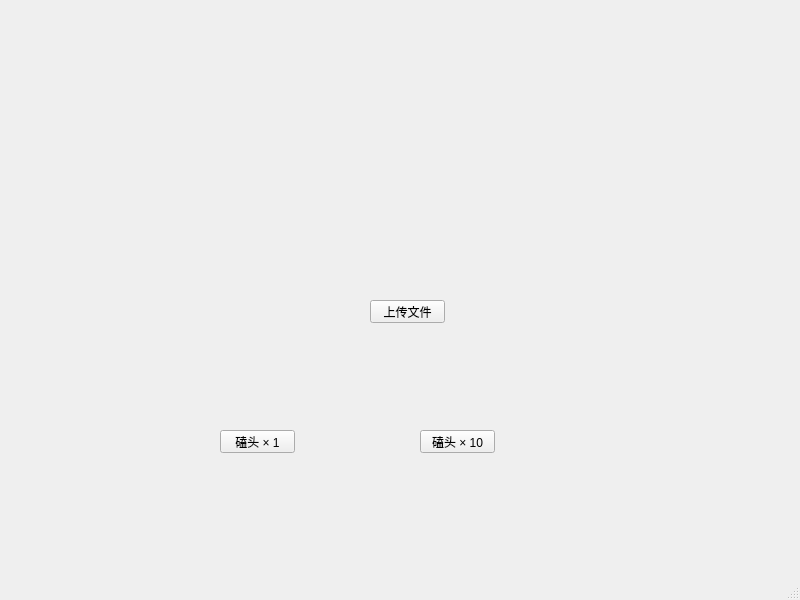
Qt form useless.ui (Arya-alpha/useless) before a commit.
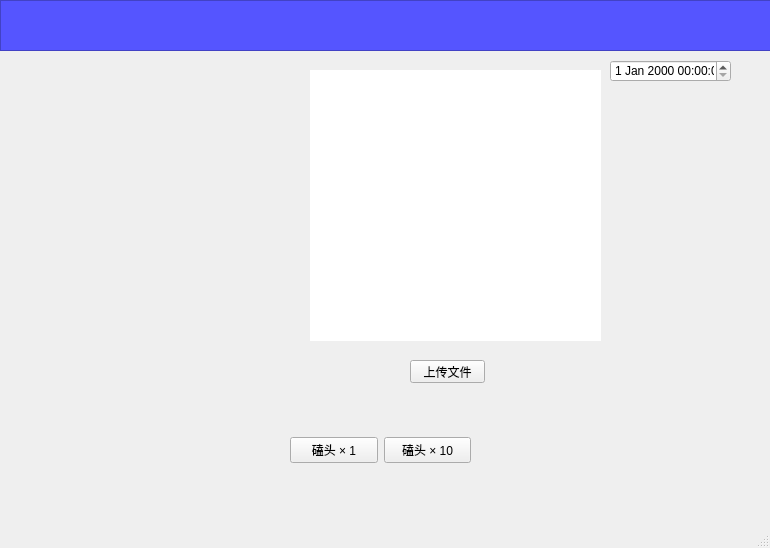
The same form after that commit.

Commit message: frame color

Diff of the .ui file:
```diff
--- a/useless.ui
+++ b/useless.ui
@@ -6,45 +6,19 @@
    <rect>
     <x>0</x>
     <y>0</y>
-    <width>800</width>
-    <height>600</height>
+    <width>770</width>
+    <height>548</height>
    </rect>
   </property>
   <property name="windowTitle">
    <string>MainWindow</string>
   </property>
   <widget class="QWidget" name="centralwidget">
-   <widget class="QPushButton" name="onceButton">
-    <property name="geometry">
-     <rect>
-      <x>220</x>
-      <y>430</y>
-      <width>75</width>
-      <height>23</height>
-     </rect>
-    </property>
-    <property name="text">
-     <string>磕头 × 1</string>
-    </property>
-   </widget>
-   <widget class="QPushButton" name="tenTimesButton">
-    <property name="geometry">
-     <rect>
-      <x>420</x>
-      <y>430</y>
-      <width>75</width>
-      <height>23</height>
-     </rect>
-    </property>
-    <property name="text">
-     <string>磕头 × 10</string>
-    </property>
-   </widget>
    <widget class="QPushButton" name="pushButton">
     <property name="geometry">
      <rect>
-      <x>370</x>
-      <y>300</y>
+      <x>410</x>
+      <y>360</y>
       <width>75</width>
       <height>23</height>
      </rect>
@@ -53,6 +27,74 @@
      <string>上传文件</string>
     </property>
    </widget>
+   <widget class="QDateTimeEdit" name="dateTimeEdit">
+    <property name="geometry">
+     <rect>
+      <x>610</x>
+      <y>60</y>
+      <width>121</width>
+      <height>22</height>
+     </rect>
+    </property>
+   </widget>
+   <widget class="QWidget" name="horizontalLayoutWidget">
+    <property name="geometry">
+     <rect>
+      <x>290</x>
+      <y>420</y>
+      <width>181</width>
+      <height>61</height>
+     </rect>
+    </property>
+    <layout class="QHBoxLayout" name="horizontalLayout">
+     <item>
+      <widget class="QPushButton" name="onceButton">
+       <property name="text">
+        <string>磕头 × 1</string>
+       </property>
+      </widget>
+     </item>
+     <item>
+      <widget class="QPushButton" name="tenTimesButton">
+       <property name="text">
+        <string>磕头 × 10</string>
+       </property>
+      </widget>
+     </item>
+    </layout>
+   </widget>
+   <widget class="QFrame" name="background">
+    <property name="geometry">
+     <rect>
+      <x>310</x>
+      <y>70</y>
+      <width>291</width>
+      <height>271</height>
+     </rect>
+    </property>
+    <property name="styleSheet">
+     <string notr="true">QFrame#background { background-color: rgb(255, 255, 255); }</string>
+    </property>
+   </widget>
+   <widget class="QFrame" name="top">
+    <property name="geometry">
+     <rect>
+      <x>0</x>
+      <y>0</y>
+      <width>771</width>
+      <height>51</height>
+     </rect>
+    </property>
+    <property name="styleSheet">
+     <string notr="true">QFrame#top { background-color: rgb(85, 85, 255); }</string>
+    </property>
+    <property name="frameShape">
+     <enum>QFrame::Shape::StyledPanel</enum>
+    </property>
+    <property name="frameShadow">
+     <enum>QFrame::Shadow::Raised</enum>
+    </property>
+   </widget>
   </widget>
   <widget class="QMenuBar" name="menubar">
    <property name="geometry">
```
Left out of the diff: 4 changed lines with no effect on the pictures. The commit also changes 3 other files.
